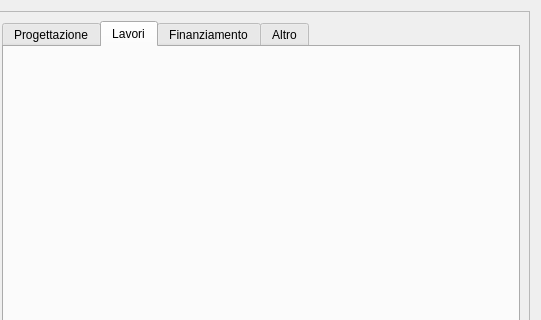
The window that schedadettaglio.ui (tarateo78/Praticometro) describes before a commit, drawn with Qt 5; both pictures show x 521 to 1062 and y 0 to 320 of the 1062 by 650 pixel window.
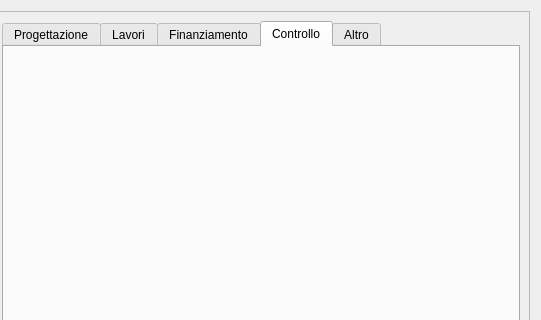
The same window after the commit.

Commit message: utente windows e aggiunte nFile e nFileEffettivi

```diff
--- a/schedadettaglio.ui
+++ b/schedadettaglio.ui
@@ -78,7 +78,7 @@
            <item>
             <widget class="QTabWidget" name="tabWidget">
              <property name="currentIndex">
-              <number>1</number>
+              <number>3</number>
              </property>
              <widget class="QWidget" name="tab">
               <attribute name="title">
@@ -110,6 +110,16 @@
                </item>
               </layout>
              </widget>
+             <widget class="QWidget" name="tab_5">
+              <attribute name="title">
+               <string>Controllo</string>
+              </attribute>
+              <layout class="QVBoxLayout" name="verticalLayout">
+               <item>
+                <layout class="QFormLayout" name="formLayout_6"/>
+               </item>
+              </layout>
+             </widget>
              <widget class="QWidget" name="tab_3">
               <attribute name="title">
                <string>Altro</string>
```
The commit also changes 5 other files.
